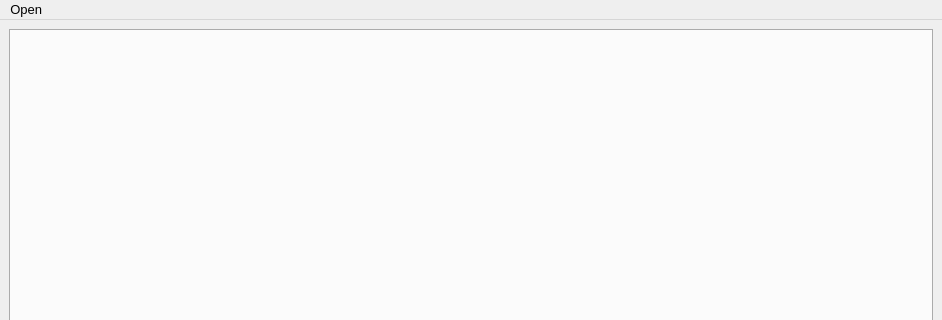
This is cgt/CrystalGrowthTrackerMain.ui in jonathanHuwP/CrystalGrowthTracker as Qt 5 draws it before an edit; both pictures show x 0 to 942 and y 0 to 320 of the 942 by 583 pixel window. The edited form follows.
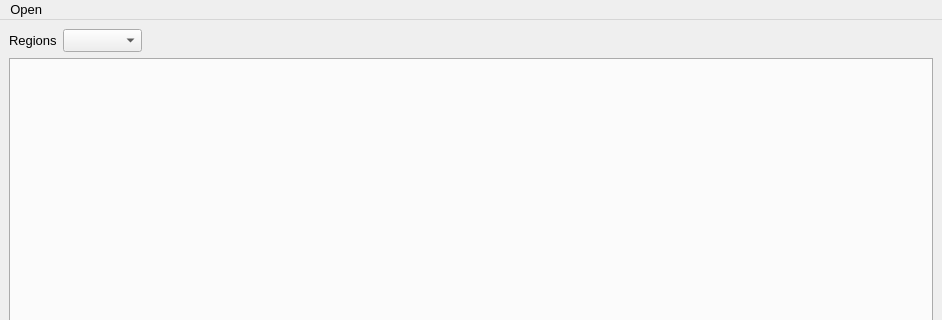
This is the edited form.

Commit message: basic drawing functions now working

What changed in the file:
```diff
--- a/cgt/CrystalGrowthTrackerMain.ui
+++ b/cgt/CrystalGrowthTrackerMain.ui
@@ -25,7 +25,34 @@
    <string>CrystalGrowthTracker</string>
   </property>
   <widget class="QWidget" name="centralwidget">
-   <layout class="QVBoxLayout" name="verticalLayout_8">
+   <layout class="QVBoxLayout" name="verticalLayout">
+    <item>
+     <layout class="QHBoxLayout" name="horizontalLayout">
+      <item>
+       <widget class="QLabel" name="label">
+        <property name="text">
+         <string>Regions</string>
+        </property>
+       </widget>
+      </item>
+      <item>
+       <widget class="QComboBox" name="_regionsComboBox"/>
+      </item>
+      <item>
+       <spacer name="horizontalSpacer">
+        <property name="orientation">
+         <enum>Qt::Horizontal</enum>
+        </property>
+        <property name="sizeHint" stdset="0">
+         <size>
+          <width>40</width>
+          <height>20</height>
+         </size>
+        </property>
+       </spacer>
+      </item>
+     </layout>
+    </item>
     <item>
      <widget class="QTabWidget" name="_tabWidget">
       <property name="currentIndex">
```
Left out of the diff: 16 changed lines with no effect on the pictures. The commit also changes 2 other files.
